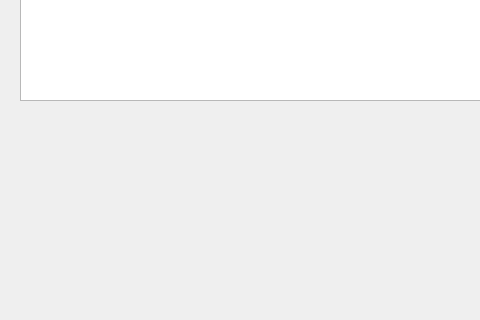
Before: the Qt Designer form untitled.ui in Mintbag/coffee, drawn with Qt 5; both pictures show x 0 to 480 and y 160 to 480 of the 869 by 480 pixel window.
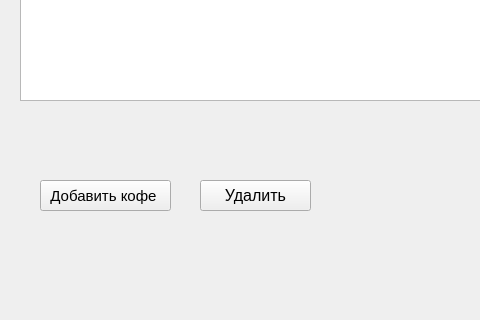
After: the same form once the commit is applied.

The edit to the form file:
```diff
--- a/untitled.ui
+++ b/untitled.ui
@@ -42,6 +42,42 @@
      <string>Coffees</string>
     </property>
    </widget>
+   <widget class="QPushButton" name="pushButton">
+    <property name="geometry">
+     <rect>
+      <x>40</x>
+      <y>340</y>
+      <width>131</width>
+      <height>31</height>
+     </rect>
+    </property>
+    <property name="font">
+     <font>
+      <pointsize>11</pointsize>
+     </font>
+    </property>
+    <property name="text">
+     <string>Добавить кофе </string>
+    </property>
+   </widget>
+   <widget class="QPushButton" name="pushButton_2">
+    <property name="geometry">
+     <rect>
+      <x>200</x>
+      <y>340</y>
+      <width>111</width>
+      <height>31</height>
+     </rect>
+    </property>
+    <property name="font">
+     <font>
+      <pointsize>12</pointsize>
+     </font>
+    </property>
+    <property name="text">
+     <string>Удалить</string>
+    </property>
+   </widget>
   </widget>
   <widget class="QMenuBar" name="menubar">
    <property name="geometry">
```
